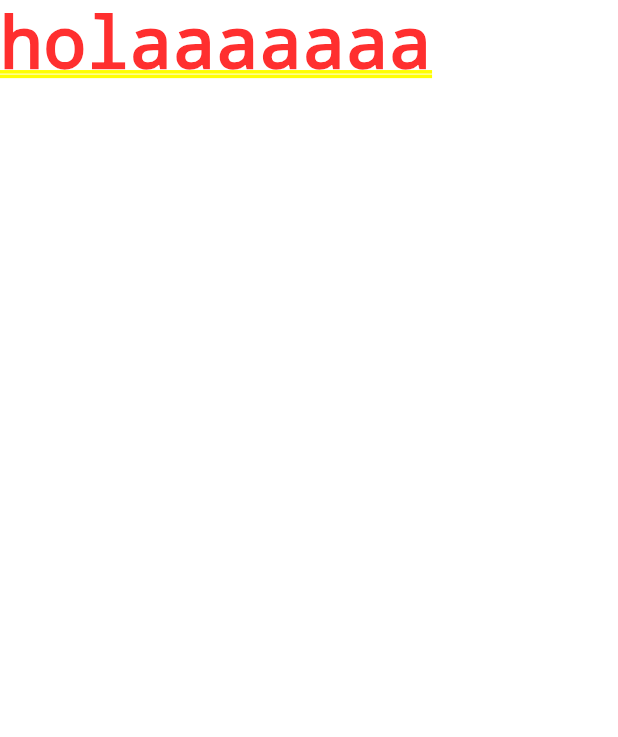
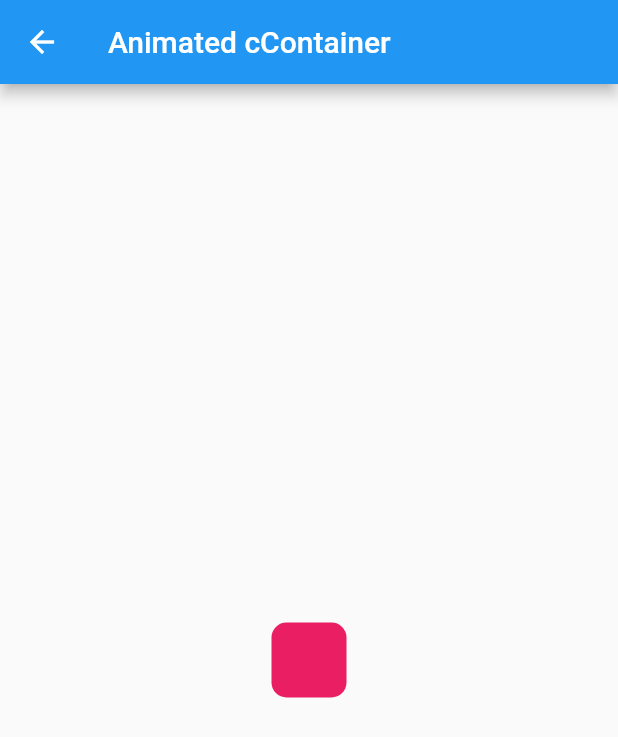
Before and after one commit to Marisabel-Condori/ejemplos-de-witgets-basics, a Flutter app: the screen it shows after launch, after a tap on "animated container", on a phone screen of 412 x 824 dp. Shown: the top 737 px of the screen. Run offline on Flutter 3.47's test engine with Material 2 defaults, Android fonts, the phone set to English and light mode, and no system bars; network calls fail.

Commit message:
contenedor rosado en ContainerPages

```diff
--- a/lib/pages/animated_container.dart
+++ b/lib/pages/animated_container.dart
@@ -4,16 +4,30 @@ import 'package:flutter/material.dart';
 
 class AnimatedContainerPage extends StatefulWidget {
   AnimatedContainerPage({Key key}) : super(key: key);
-
   @override
   _AnimatedContainerPageState createState() => _AnimatedContainerPageState();
 }
 
 class _AnimatedContainerPageState extends State<AnimatedContainerPage> {
+  double _width = 50.0;
+  double _height = 50.0;
+  Color _color = Colors.pink;
+
+  BorderRadiusGeometry _borderRadius = BorderRadius.circular(10.0);
+
   @override
   Widget build(BuildContext context) {
-    return Container(
-       child: Text('holaaaaaaa'),
-    );
+    return Scaffold(
+      appBar: AppBar(title: Text('Animated cContainer'),),
+      body: Center(
+        child: Container(
+          width: _width,
+          height: _height,
+          decoration: BoxDecoration(
+            borderRadius: _borderRadius,
+            color: _color),
+        )
+      ),
+    ) ;
   }
 }
```
